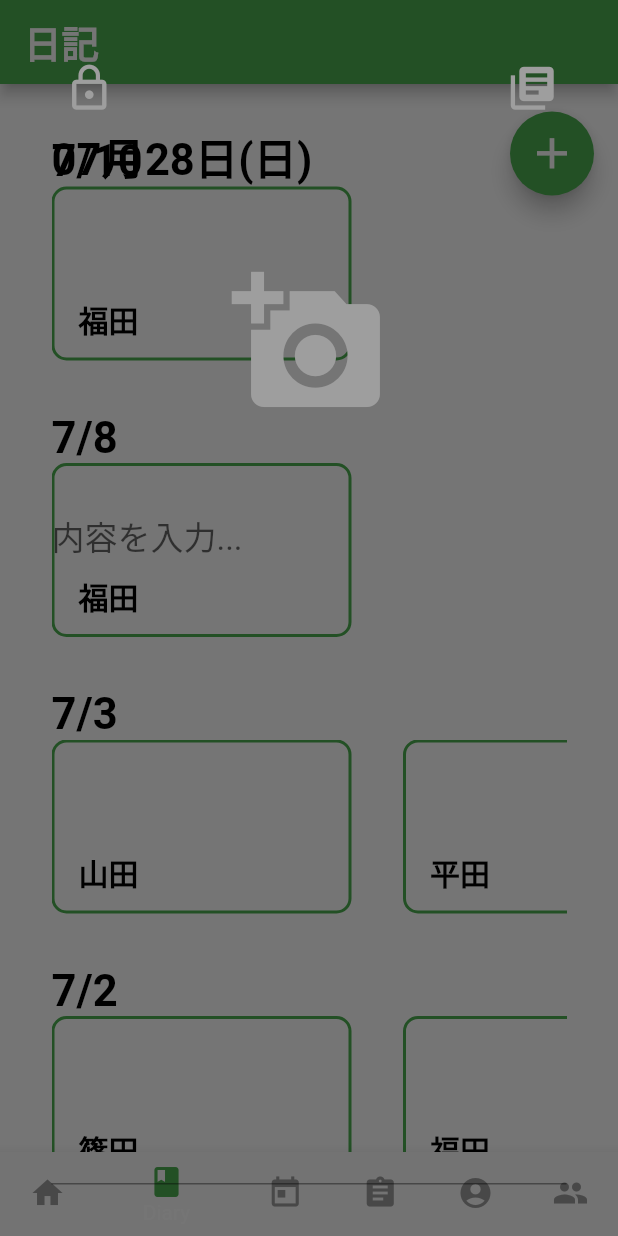
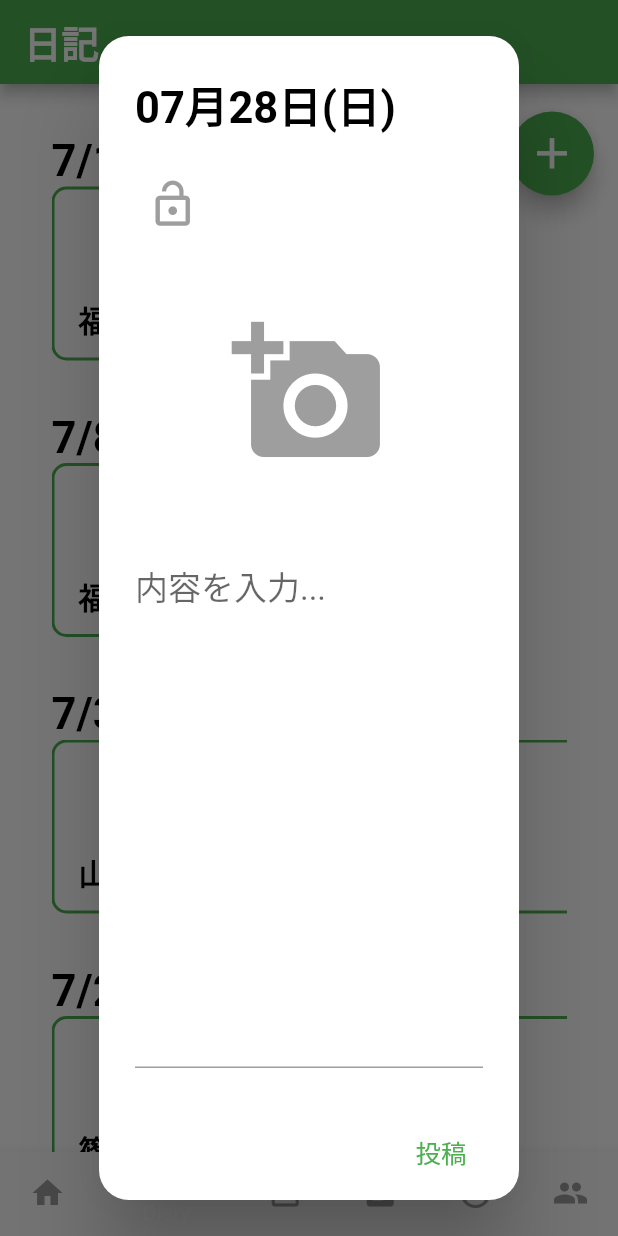
Before and after one commit to 50m-regent/MAI-project, a Flutter app: the screen it shows after launch, item 2 of the bottom bar chosen, after a tap on the "add" icon, on a phone screen of 412 x 824 dp. Run offline on Flutter 3.47's test engine with Material 2 defaults, Android fonts, the phone set to English and light mode, and no system bars; our stand-ins replace firebase_auth, firebase_database, image_picker, qr_flutter; accounts and stored records are empty; statements that could not run were skipped.

Commit message:
頑張った和洋

```diff
--- a/MAI/lib/diary/new_diary/items.dart
+++ b/MAI/lib/diary/new_diary/items.dart
@@ -3,11 +3,11 @@ import 'package:intl/intl.dart';
 import 'package:mai/constants.dart';
 
 Widget date() {
-  var date = DateFormat('MM月dd日(E)', "ja_JP").format( DateTime.now() );
+  final _date = DateFormat('MM月dd日(E)', "ja_JP").format( DateTime.now() );
   return Row(
     children: <Widget>[
       Text(
-        date,
+        _date,
         style: MyTextStyle().bigBold,
       ),
     ],
--- a/MAI/lib/diary/new_diary/main.dart
+++ b/MAI/lib/diary/new_diary/main.dart
@@ -1,60 +1,64 @@
+import 'package:firebase_database/firebase_database.dart';
 import 'package:flutter/material.dart';
-import 'package:intl/date_symbol_data_local.dart';
-//import 'package:image_picker/image_picker.dart';
-//TODO: あん
+import 'package:intl/intl.dart';
+import 'package:image_picker/image_picker.dart';
 import 'package:mai/constants.dart';
 import 'dart:io';
+import '../../main.dart';
 import 'items.dart';
 
 class NewDiaryPage extends StatefulWidget {
-  @override //TODO: ここもpopup
+  @override
   _NewDiaryState createState() => _NewDiaryState();
 }
 
 class _NewDiaryState extends State<NewDiaryPage> {
-  final IconData lockIconOff = Icons.lock_outline;
-  final IconData lockIconOn = Icons.lock_open;
+  final IconData lockIconOn = Icons.lock_outline;
+  final IconData lockIconOff = Icons.lock_open;
 
-  String _diary;
-  int _lockFlag = 0;
+  String _text;
+  bool _lockFlag = false;
   Future<File> _galleryFile;
 
   Widget _lockIcon() {
     Color _lockColor = MyColors.icon;
     String _lockTooltip = "公開";
     IconData _lockIcon = lockIconOff;
-    if(_lockFlag == 1){
+    if(_lockFlag){
       _lockColor = Colors.red[400];
       _lockTooltip = "非公開";
       _lockIcon = lockIconOn;
     }
-    return IconButton(
-      onPressed: () => setState(() => _lockFlag = 1 - _lockFlag),
+    return Align(
+      alignment: Alignment.topLeft,
+      child: IconButton(
+        onPressed: () => setState(() => _lockFlag = _lockFlag ? false : true),
         tooltip: _lockTooltip,
         icon: Icon(
           _lockIcon,
           color: _lockColor,
           size: iconSize,
         ),
+      ),
     );
   }
 
-  Widget _postIcon = IconButton(
-    onPressed: () {}, // TODO: 投稿
-    tooltip: "投稿",
-    icon: Icon(
-      Icons.library_books,
-      color: MyColors.icon,
-      size: iconSize,
+  Widget _post(BuildContext context) => FlatButton(
+    onPressed: () {
+      final _mainReference = FirebaseDatabase.instance.reference().child(user.uid).child('diary');
+      final _date = DateFormat('MMdd').format( DateTime.now() );
+      _mainReference.update({
+        _date: {
+          'text': _text,
+          'lock': _lockFlag ? true: false,
+        }
+      });
+      Navigator.pop(context);
+    },
+    child: Text(
+      '投稿',
+      style: MyTextStyle(color: MyColors.theme).mini,
     )
-  );
-
-  Widget _lockAndPost() => Row(
-    mainAxisAlignment: MainAxisAlignment.spaceBetween,
-    children: <Widget>[
-      _lockIcon(),
-      _postIcon,
-    ],
   );
 
   Widget _selectPicture = Icon(
@@ -66,7 +70,7 @@ class _NewDiaryState extends State<NewDiaryPage> {
   Widget _picture() => FutureBuilder<File>(
     future: _galleryFile,
     builder: (BuildContext context, AsyncSnapshot<File> snapshot) => FlatButton(
-      //onPressed: () => setState(() => _galleryFile = ImagePicker.pickImage(source: ImageSource.gallery)),
+      onPressed: () => setState(() => _galleryFile = ImagePicker.pickImage(source: ImageSource.gallery)),
       child: Container(
         height: displaySize.height / 4,
         child: snapshot.connectionState == ConnectionState.done && snapshot.data != null ? Image.file(
@@ -93,31 +97,28 @@ class _NewDiaryState extends State<NewDiaryPage> {
         ),
       ),
       onChanged: (text) {
-        _diary = text;
+        _text = text;
       },
     ),
   );
 
   @override
-  void initState() {
-    super.initState();
-    initializeDateFormatting("ja_JP");
-  }
-
-  @override
-  Widget build(BuildContext context) => Scaffold(
-    backgroundColor: Colors.transparent,
-    body: Container(
-      padding: EdgeInsets.all(margin),
-      child: Column(
+  Widget build(BuildContext context) => AlertDialog(
+    title: date(),
+    titleTextStyle: MyTextStyle().normalBold,
+    content: Column(
       mainAxisAlignment: MainAxisAlignment.spaceEvenly,
       children: <Widget>[
-          _lockAndPost(),
-          date(),
+        _lockIcon(),
         _picture(),
         _textField(),
       ],
     ),
+    actions: <Widget>[
+      _post(context),
+    ],
+    shape: RoundedRectangleBorder(
+      borderRadius: BorderRadius.circular(20.0),
     ),
   );
 }
--- a/MAI/lib/home/date.dart
+++ b/MAI/lib/home/date.dart
@@ -1,6 +1,5 @@
 import 'package:flutter/material.dart';
 import 'package:intl/intl.dart';
-import 'package:intl/date_symbol_data_local.dart';
 import '../constants.dart';
 
 class Date extends StatefulWidget {
@@ -14,7 +13,7 @@ class _DateState extends State {
 
   _getTime() => setState(() {
     _date = Text(
-      DateFormat('M月d日(E)').format(DateTime.now()),
+      DateFormat('M月d日(E)', 'ja_JP').format(DateTime.now()),
       style: MyTextStyle().hugeBold,
     );
     _time = Text(
@@ -26,7 +25,6 @@ class _DateState extends State {
   @override
   void initState() {
     super.initState();
-    initializeDateFormatting('ja_JP');
     _getTime();
     //Timer.periodic(Duration(seconds: 1), (Timer t) => _getTime());
   }
--- a/MAI/lib/main.dart
+++ b/MAI/lib/main.dart
@@ -8,6 +8,7 @@ import 'calendar/main.dart';
 import 'todo/main.dart';
 import 'profile/main.dart';
 import 'package:firebase_auth/firebase_auth.dart';
+import 'package:intl/date_symbol_data_local.dart';
 
 FirebaseUser user;
 
@@ -62,6 +63,7 @@ class _MyAppState extends State {
 
   @override
   Widget build(BuildContext context) {
+    initializeDateFormatting("ja_JP");
     return MaterialApp(
       theme: ThemeData(
         primarySwatch: MyColors.theme,
--- a/MAI/pubspec.yaml
+++ b/MAI/pubspec.yaml
@@ -19,7 +19,7 @@ environment:
 dependencies:
   flutter:
     sdk: flutter
-  #image_picker: ^0.4.10
+  image_picker: ^0.4.10
   flutter_calendar_carousel: ^1.3.17
   path_provider: ^1.1.0
   validators: ^2.0.0
```
Also changed, not shown: MAI/lib/diary/diary.dart (+0 -20 lines), MAI/lib/diary/opened_diary/main.dart (+5 -4 lines), MAI/lib/profile/profile.dart (+6 -6 lines), MAI/pubspec.lock. Lines whose indentation alone changed are shown as unchanged.
